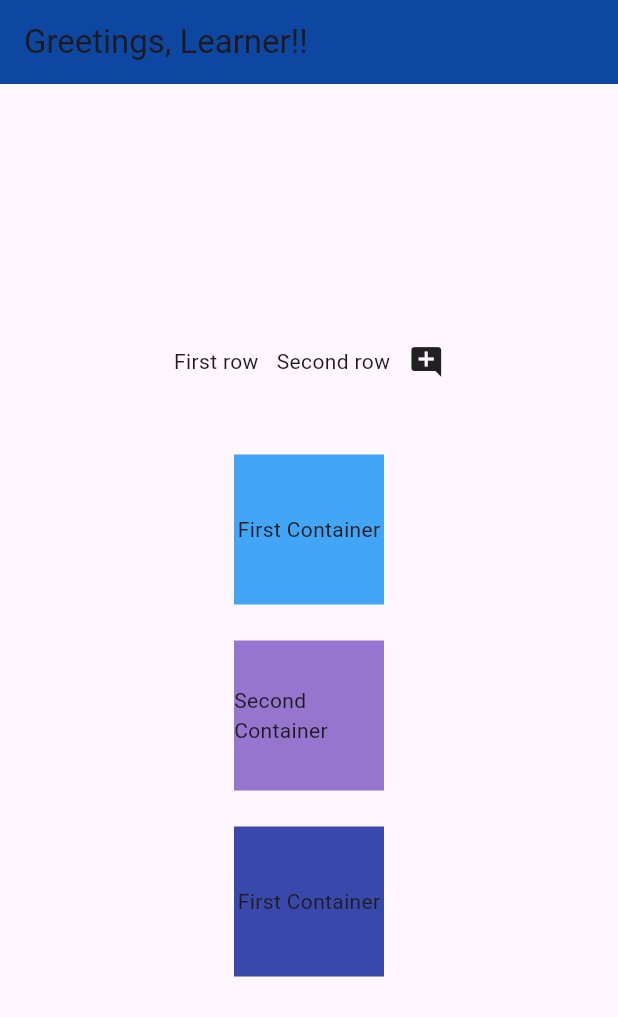
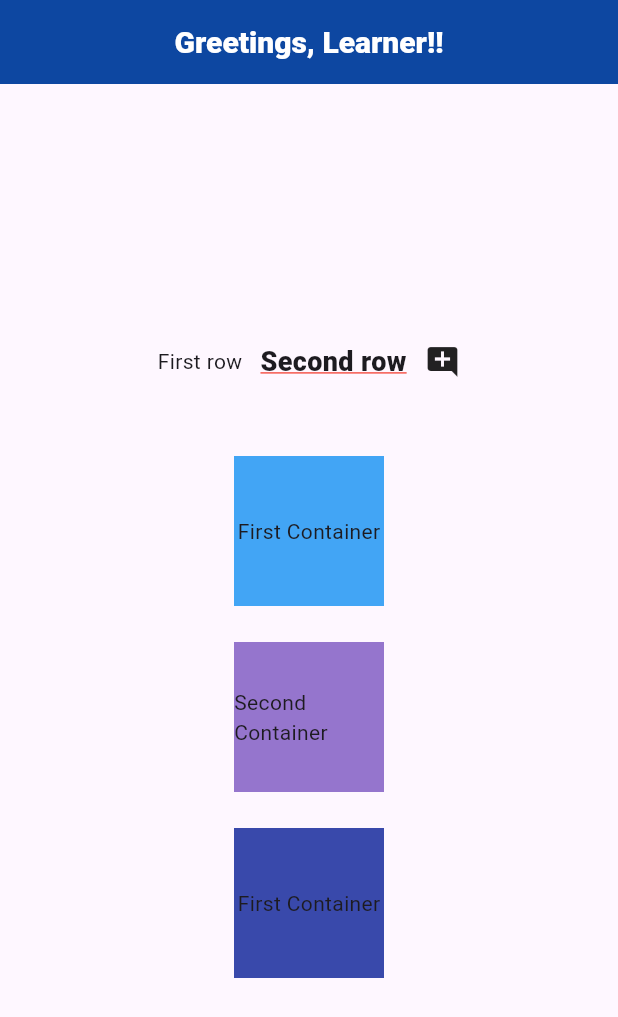
Before and after one commit to the-soban/practice-flutter-app, a Flutter app: the screen it shows after launch, on a phone screen of 412 x 824 dp. Shown: the top 1017 px of the screen. Run offline on Flutter 3.47's test engine with Material 3 defaults, Android fonts, the phone set to English and light mode, and no system bars; Roboto replaces fonts that are missing (Shippori Mincho).

Commit message:
learned how to add fonts, to use different text styles, to add text decorations

```diff
--- a/lib/main.dart
+++ b/lib/main.dart
@@ -13,7 +13,16 @@ class MyApp extends StatelessWidget {
         home: Scaffold(
       appBar: AppBar(
         backgroundColor: Colors.blue[900],
-        title: const Text("Greetings, Learner!!"),
+        title: Center(
+          child: const Text(
+            "Greetings, Learner!!",
+            style: TextStyle(
+                fontSize: 20,
+                color: Colors.white,
+                fontFamily: 'Shippori Mincho',
+                fontWeight: FontWeight.w800),
+          ),
+        ),
       ),
       // backgroundColor: Colors.blue[100],
       body: SafeArea(
@@ -63,7 +72,14 @@ class MyApp extends StatelessWidget {
                   SizedBox(
                     width: 12,
                   ),
-                  Text('Second row'),
+                  Text(
+                    'Second row',
+                    style: TextStyle(
+                        fontWeight: FontWeight.w800,
+                        fontSize: 18,
+                        decoration: TextDecoration.underline,
+                        decorationColor: Colors.red),
+                  ),
                   SizedBox(
                     width: 12,
                   ),
```
Also changed, not shown: pubspec.yaml (+16 -11 lines), fonts/Pacifico-Regular.ttf (added), 5 other files.
